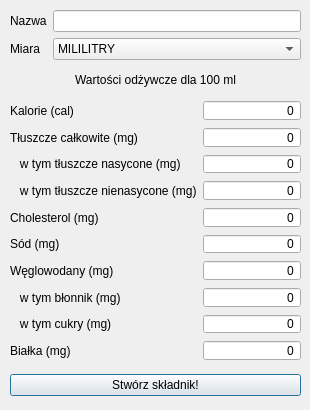
Old version of the form KsiazKuch/addskladnikdialog.ui in the repository Valumior/KsiazKuch.
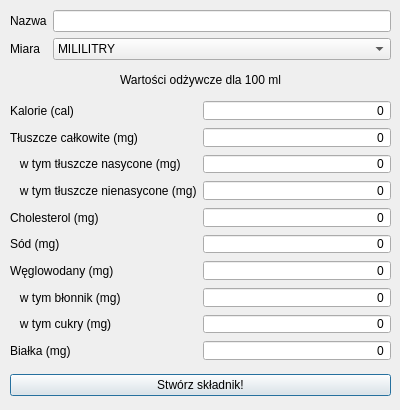
New version of the form.

Commit message: Widened layout on existing dialogs

What changed in the file:
```diff
--- a/KsiazKuch/addskladnikdialog.ui
+++ b/KsiazKuch/addskladnikdialog.ui
@@ -9,20 +9,20 @@
    <rect>
     <x>0</x>
     <y>0</y>
-    <width>310</width>
+    <width>400</width>
     <height>410</height>
    </rect>
   </property>
   <property name="minimumSize">
    <size>
-    <width>310</width>
+    <width>400</width>
     <height>410</height>
    </size>
   </property>
   <property name="maximumSize">
    <size>
-    <width>310</width>
-    <height>420</height>
+    <width>400</width>
+    <height>410</height>
    </size>
   </property>
   <property name="windowTitle">
@@ -33,7 +33,7 @@
     <rect>
      <x>10</x>
      <y>70</y>
-     <width>291</width>
+     <width>381</width>
      <height>21</height>
     </rect>
    </property>
@@ -67,7 +67,7 @@
     <rect>
      <x>10</x>
      <y>10</y>
-     <width>291</width>
+     <width>381</width>
      <height>51</height>
     </rect>
    </property>
@@ -115,7 +115,7 @@
     <rect>
      <x>10</x>
      <y>100</y>
-     <width>291</width>
+     <width>381</width>
      <height>261</height>
     </rect>
    </property>
@@ -387,7 +387,7 @@
     <rect>
      <x>10</x>
      <y>370</y>
-     <width>291</width>
+     <width>381</width>
      <height>31</height>
     </rect>
    </property>
```
The commit also changes 3 other files.
